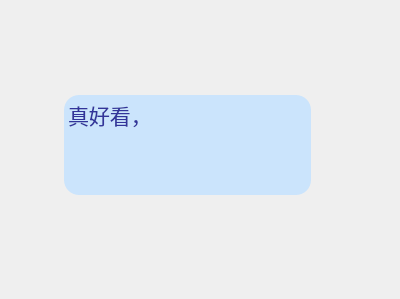
E-sion/NEEDY-GIRL-OVERDOSE, file ui/chat_text_pic.ui: the form before one commit.
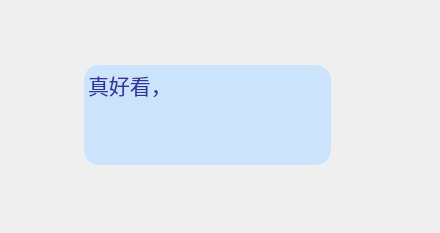
The form after the commit. Icons and pictures are not drawn.

Diff of the .ui file:
```diff
--- a/ui/chat_text_pic.ui
+++ b/ui/chat_text_pic.ui
@@ -6,8 +6,8 @@
    <rect>
     <x>0</x>
     <y>0</y>
-    <width>400</width>
-    <height>299</height>
+    <width>440</width>
+    <height>233</height>
    </rect>
   </property>
   <property name="windowTitle">
@@ -19,8 +19,8 @@
   <widget class="QWidget" name="layoutWidget">
    <property name="geometry">
     <rect>
-     <x>20</x>
-     <y>80</y>
+     <x>40</x>
+     <y>50</y>
      <width>291</width>
      <height>130</height>
     </rect>
@@ -70,6 +70,9 @@
 	border-radius: 15px;
 }</string>
       </property>
+      <property name="lineWidth">
+       <number>0</number>
+      </property>
       <property name="html">
        <string>&lt;!DOCTYPE HTML PUBLIC &quot;-//W3C//DTD HTML 4.0//EN&quot; &quot;http://www.w3.org/TR/REC-html40/strict.dtd&quot;&gt;
 &lt;html&gt;&lt;head&gt;&lt;meta name=&quot;qrichtext&quot; content=&quot;1&quot; /&gt;&lt;meta charset=&quot;utf-8&quot; /&gt;&lt;style type=&quot;text/css&quot;&gt;
@@ -77,8 +80,8 @@
 hr { height: 1px; border-width: 0; }
 li.unchecked::marker { content: &quot;\2610&quot;; }
 li.checked::marker { content: &quot;\2612&quot;; }
-&lt;/style&gt;&lt;/head&gt;&lt;body style=&quot; font-family:'Zpix'; font-size:9pt; font-weight:500; font-style:normal;&quot;&gt;
-&lt;p style=&quot; margin-top:0px; margin-bottom:0px; margin-left:0px; margin-right:0px; -qt-block-indent:0; text-indent:0px;&quot;&gt;&lt;span style=&quot; font-family:'Microsoft YaHei UI'; font-size:16pt; font-weight:400;&quot;&gt;真好看，&lt;/span&gt;&lt;/p&gt;&lt;/body&gt;&lt;/html&gt;</string>
+&lt;/style&gt;&lt;/head&gt;&lt;body style=&quot; font-family:'Zpix'; font-size:9pt; font-weight:400; font-style:normal;&quot;&gt;
+&lt;p style=&quot; margin-top:0px; margin-bottom:0px; margin-left:0px; margin-right:0px; -qt-block-indent:0; text-indent:0px;&quot;&gt;&lt;span style=&quot; font-family:'Microsoft YaHei UI'; font-size:16pt;&quot;&gt;真好看，&lt;/span&gt;&lt;/p&gt;&lt;/body&gt;&lt;/html&gt;</string>
       </property>
      </widget>
     </item>
```
Left out of the diff: 2 changed lines with no effect on the pictures.
